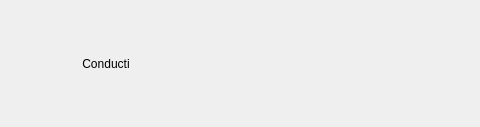
The window that tabs/tools.ui (piti-diablotin/qAgate) describes before a commit, drawn with Qt 5; both pictures show x 0 to 480 and y 0 to 127 of the 710 by 127 pixel window.
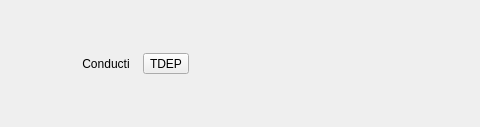
The same window after the commit. Icons and pictures are not drawn.

Patch:
```diff
--- a/tabs/tools.ui
+++ b/tabs/tools.ui
@@ -84,6 +84,32 @@
      </property>
     </widget>
    </item>
+   <item>
+    <widget class="QToolButton" name="toolButton">
+     <property name="toolTip">
+      <string notr="true">qTdep</string>
+     </property>
+     <property name="statusTip">
+      <string notr="true">qTdep</string>
+     </property>
+     <property name="whatsThis">
+      <string notr="true">qTdep</string>
+     </property>
+     <property name="text">
+      <string notr="true">TDEP</string>
+     </property>
+     <property name="icon">
+      <iconset resource="../qagate/qagate.qrc">
+       <normaloff>:/tools/qtdep/logo.svg</normaloff>:/tools/qtdep/logo.svg</iconset>
+     </property>
+     <property name="iconSize">
+      <size>
+       <width>50</width>
+       <height>50</height>
+      </size>
+     </property>
+    </widget>
+   </item>
    <item>
     <spacer name="horizontalSpacer">
      <property name="orientation">
```
